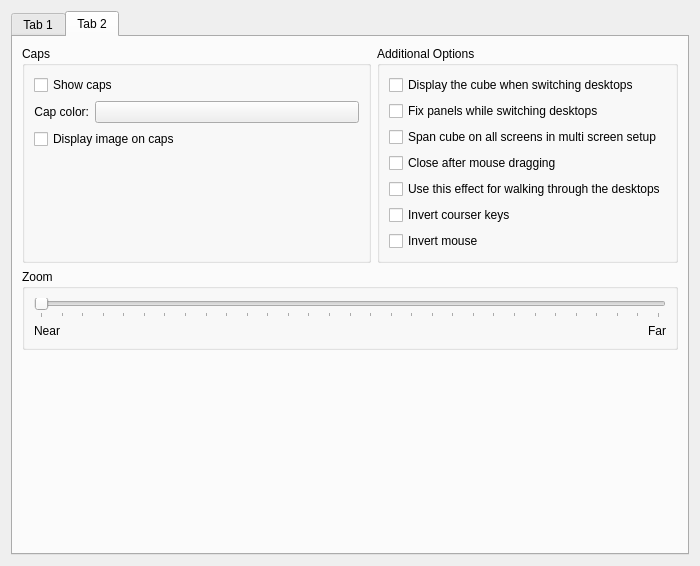
First picture: the form in effects/cube/cube_config.ui, repository KDE/kwin, before the edit.
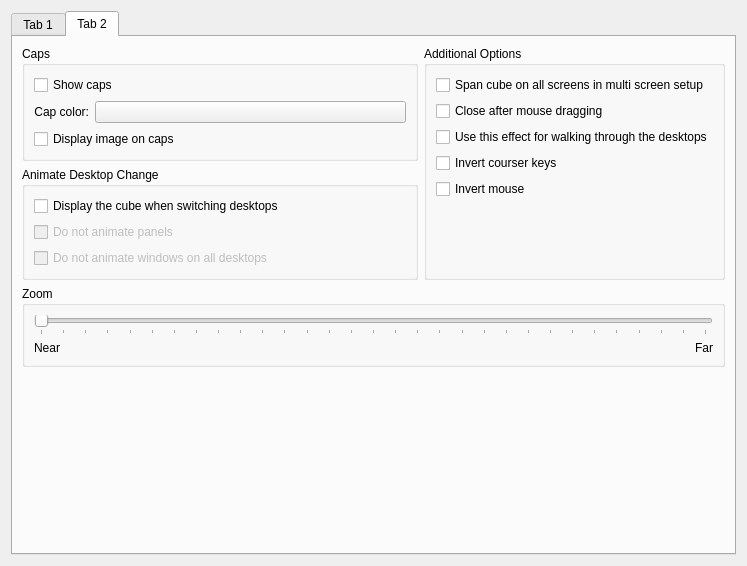
Second picture: the form after the edit. The open tabs and pages were chosen to show the change. Custom widgets are drawn as their Qt base class.

Commit message: Option to not animate windows shown on all desktops during desktop switching animation.

Patch:
```diff
--- a/effects/cube/cube_config.ui
+++ b/effects/cube/cube_config.ui
@@ -5,7 +5,7 @@
    <rect>
     <x>0</x>
     <y>0</y>
-    <width>700</width>
+    <width>747</width>
     <height>566</height>
    </rect>
   </property>
@@ -314,23 +314,10 @@
             </property>
            </widget>
           </item>
-          <item row="3" column="0" >
-           <spacer name="verticalSpacer_4" >
-            <property name="orientation" >
-             <enum>Qt::Vertical</enum>
-            </property>
-            <property name="sizeHint" stdset="0" >
-             <size>
-              <width>20</width>
-              <height>40</height>
-             </size>
-            </property>
-           </spacer>
-          </item>
          </layout>
         </widget>
        </item>
-       <item row="1" column="0" colspan="2" >
+       <item row="2" column="0" colspan="2" >
         <widget class="QGroupBox" name="groupBox_2" >
          <property name="title" >
           <string>Zoom</string>
@@ -381,7 +368,7 @@
          </layout>
         </widget>
        </item>
-       <item row="3" column="0" colspan="2" >
+       <item row="4" column="0" colspan="2" >
         <spacer name="verticalSpacer" >
          <property name="orientation" >
           <enum>Qt::Vertical</enum>
@@ -394,29 +381,12 @@
          </property>
         </spacer>
        </item>
-       <item row="0" column="1" >
+       <item rowspan="2" row="0" column="1" >
         <widget class="QGroupBox" name="groupBox_9" >
          <property name="title" >
           <string>Additional Options</string>
          </property>
          <layout class="QVBoxLayout" name="verticalLayout" >
-          <item>
-           <widget class="QCheckBox" name="animateDesktopChangeBox" >
-            <property name="toolTip" >
-             <string/>
-            </property>
-            <property name="text" >
-             <string>Display the cube when switching desktops</string>
-            </property>
-           </widget>
-          </item>
-          <item>
-           <widget class="QCheckBox" name="dontSlidePanelsBox" >
-            <property name="text" >
-             <string>Fix panels while switching desktops</string>
-            </property>
-           </widget>
-          </item>
           <item>
            <widget class="QCheckBox" name="bigCubeBox" >
             <property name="toolTip" >
@@ -460,6 +430,58 @@
             </property>
            </widget>
           </item>
+          <item>
+           <spacer name="verticalSpacer_4" >
+            <property name="orientation" >
+             <enum>Qt::Vertical</enum>
+            </property>
+            <property name="sizeHint" stdset="0" >
+             <size>
+              <width>20</width>
+              <height>40</height>
+             </size>
+            </property>
+           </spacer>
+          </item>
+         </layout>
+        </widget>
+       </item>
+       <item row="1" column="0" >
+        <widget class="QGroupBox" name="groupBox" >
+         <property name="title" >
+          <string>Animate Desktop Change</string>
+         </property>
+         <layout class="QVBoxLayout" name="verticalLayout_2" >
+          <item>
+           <widget class="QCheckBox" name="animateDesktopChangeBox" >
+            <property name="toolTip" >
+             <string/>
+            </property>
+            <property name="text" >
+             <string>Display the cube when switching desktops</string>
+            </property>
+           </widget>
+          </item>
+          <item>
+           <widget class="QCheckBox" name="dontSlidePanelsBox" >
+            <property name="enabled" >
+             <bool>false</bool>
+            </property>
+            <property name="text" >
+             <string>Do not animate panels</string>
+            </property>
+           </widget>
+          </item>
+          <item>
+           <widget class="QCheckBox" name="dontSlideStickyWindowsBox" >
+            <property name="enabled" >
+             <bool>false</bool>
+            </property>
+            <property name="text" >
+             <string>Do not animate windows on all desktops</string>
+            </property>
+           </widget>
+          </item>
          </layout>
         </widget>
        </item>
```
Left out of the diff: 53 changed lines with no effect on the pictures. The commit also changes 3 other files.
